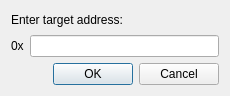
Old version of the form src/addressdialog.ui in the repository mortbopet/Ripes.
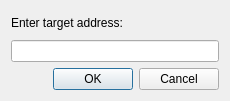
New version of the form.

Commit message: Use QRegExpValidator in AddressDialog

```diff
--- a/src/addressdialog.ui
+++ b/src/addressdialog.ui
@@ -7,7 +7,7 @@
     <x>0</x>
     <y>0</y>
     <width>230</width>
-    <height>96</height>
+    <height>101</height>
    </rect>
   </property>
   <property name="windowTitle">
@@ -25,13 +25,6 @@
      </item>
      <item>
       <layout class="QHBoxLayout" name="horizontalLayout">
-       <item>
-        <widget class="QLabel" name="label_2">
-         <property name="text">
-          <string>0x</string>
-         </property>
-        </widget>
-       </item>
        <item>
         <widget class="QLineEdit" name="address"/>
        </item>
```
The commit also changes 1 other file.
